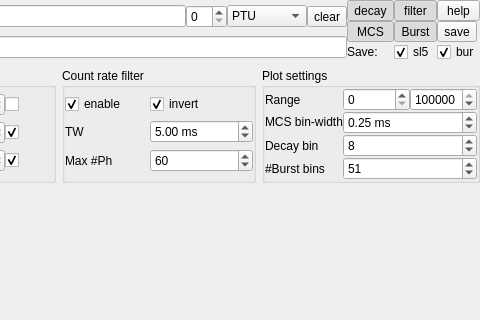
Before: the Qt Designer form chisurf/gui/widgets/wizard/tttr_burst_finder.ui in Fluorescence-Tools/chisurf, drawn with Qt 5; both pictures show x 646 to 1126 and y 0 to 320 of the 1126 by 557 pixel window.
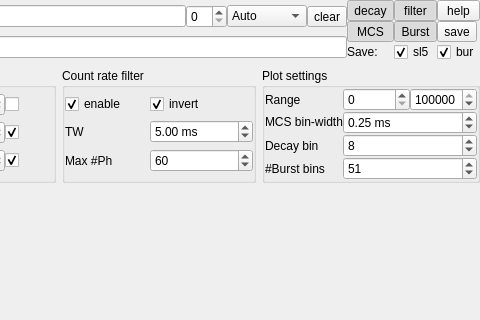
After: the same form once the commit is applied.

Commit message: Better error handling and callback

What changed in the file:
```diff
--- a/chisurf/gui/widgets/wizard/tttr_burst_finder.ui
+++ b/chisurf/gui/widgets/wizard/tttr_burst_finder.ui
@@ -75,7 +75,7 @@
         <number>0</number>
        </property>
        <property name="spacing">
-        <number>-1</number>
+        <number>6</number>
        </property>
        <item row="1" column="1">
         <widget class="QGroupBox" name="groupBox_2">
@@ -360,6 +360,11 @@
              <verstretch>0</verstretch>
             </sizepolicy>
            </property>
+           <item>
+            <property name="text">
+             <string>Auto</string>
+            </property>
+           </item>
            <item>
             <property name="text">
              <string>PTU</string>
```
Left out of the diff: 14 changed lines with no effect on the pictures. The commit also changes 1 other file.
